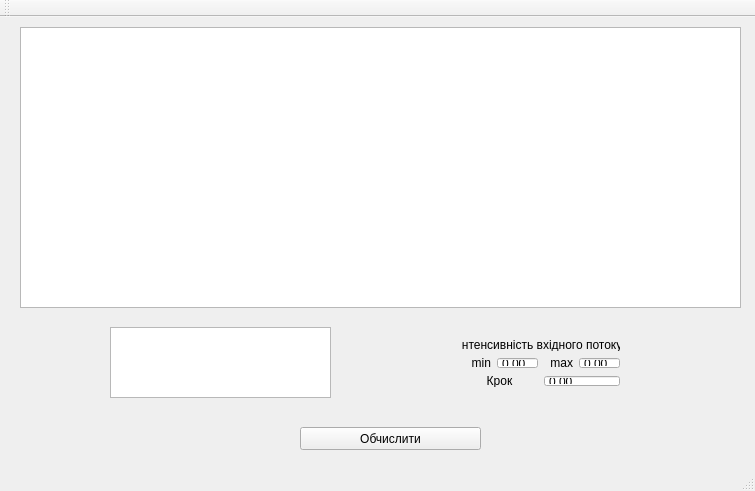
OliaPopovych/WebSystemModeling, file mainwindow.ui: the form before one commit.
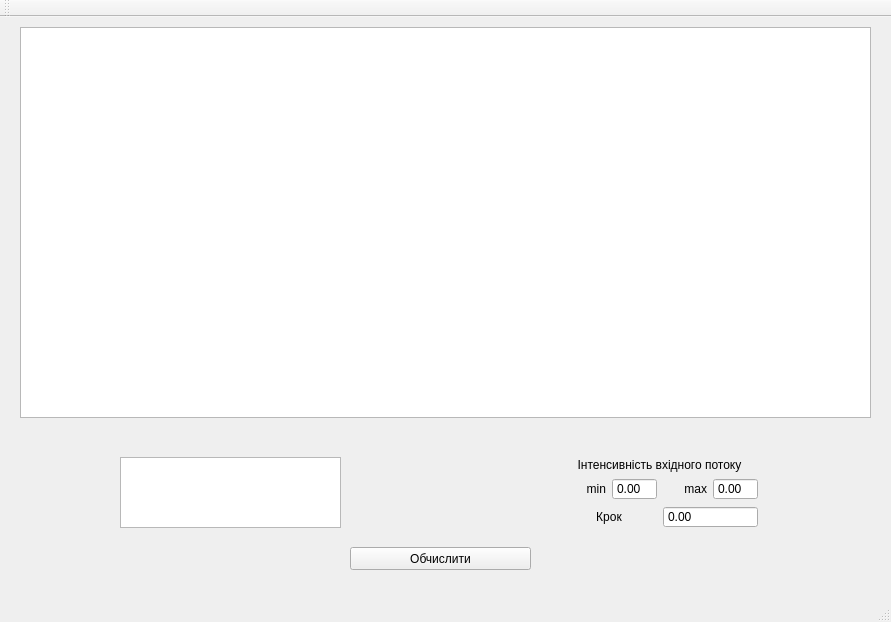
The form after the commit.

```diff
--- a/mainwindow.ui
+++ b/mainwindow.ui
@@ -6,8 +6,8 @@
    <rect>
     <x>0</x>
     <y>0</y>
-    <width>755</width>
-    <height>491</height>
+    <width>891</width>
+    <height>622</height>
    </rect>
   </property>
   <property name="windowTitle">
@@ -22,18 +22,18 @@
      <rect>
       <x>20</x>
       <y>10</y>
-      <width>721</width>
-      <height>281</height>
+      <width>851</width>
+      <height>391</height>
      </rect>
     </property>
    </widget>
    <widget class="QWidget" name="verticalLayoutWidget">
     <property name="geometry">
      <rect>
-      <x>450</x>
-      <y>310</y>
-      <width>181</width>
-      <height>71</height>
+      <x>550</x>
+      <y>430</y>
+      <width>219</width>
+      <height>92</height>
      </rect>
     </property>
     <layout class="QVBoxLayout" name="verticalLayout">
@@ -123,8 +123,8 @@
    <widget class="QPushButton" name="pushButton">
     <property name="geometry">
      <rect>
-      <x>300</x>
-      <y>410</y>
+      <x>350</x>
+      <y>530</y>
       <width>181</width>
       <height>23</height>
      </rect>
@@ -136,8 +136,8 @@
    <widget class="QTableWidget" name="tableWidget">
     <property name="geometry">
      <rect>
-      <x>110</x>
-      <y>310</y>
+      <x>120</x>
+      <y>440</y>
       <width>221</width>
       <height>71</height>
      </rect>
```
Left out of the diff: 2 changed lines with no effect on the pictures.
